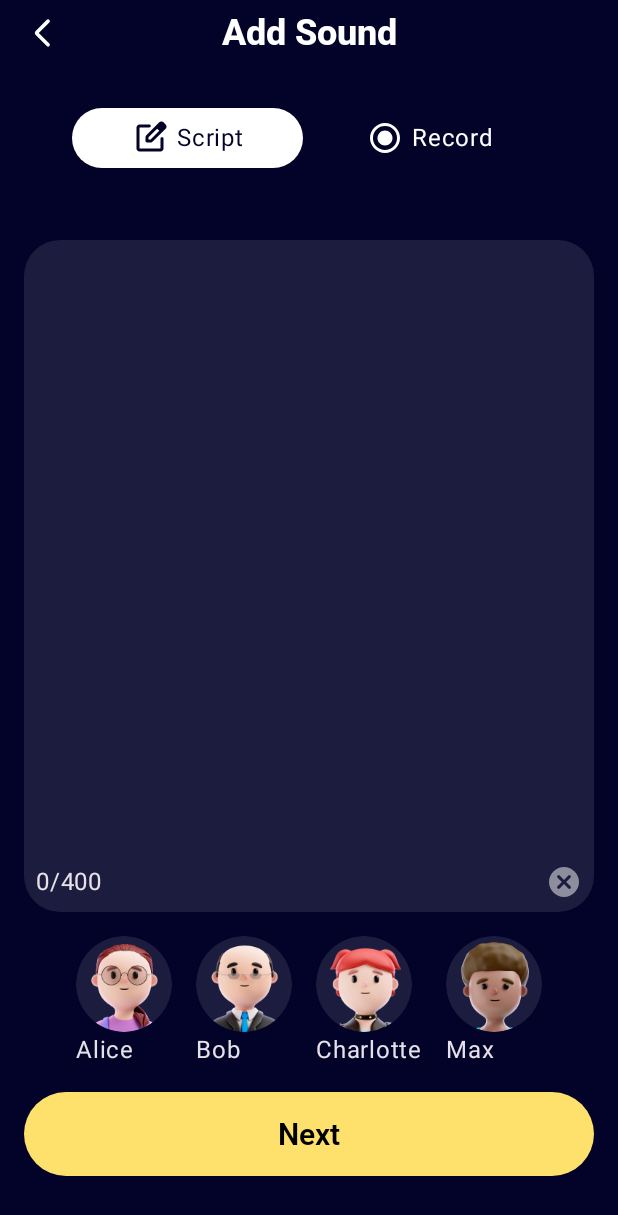
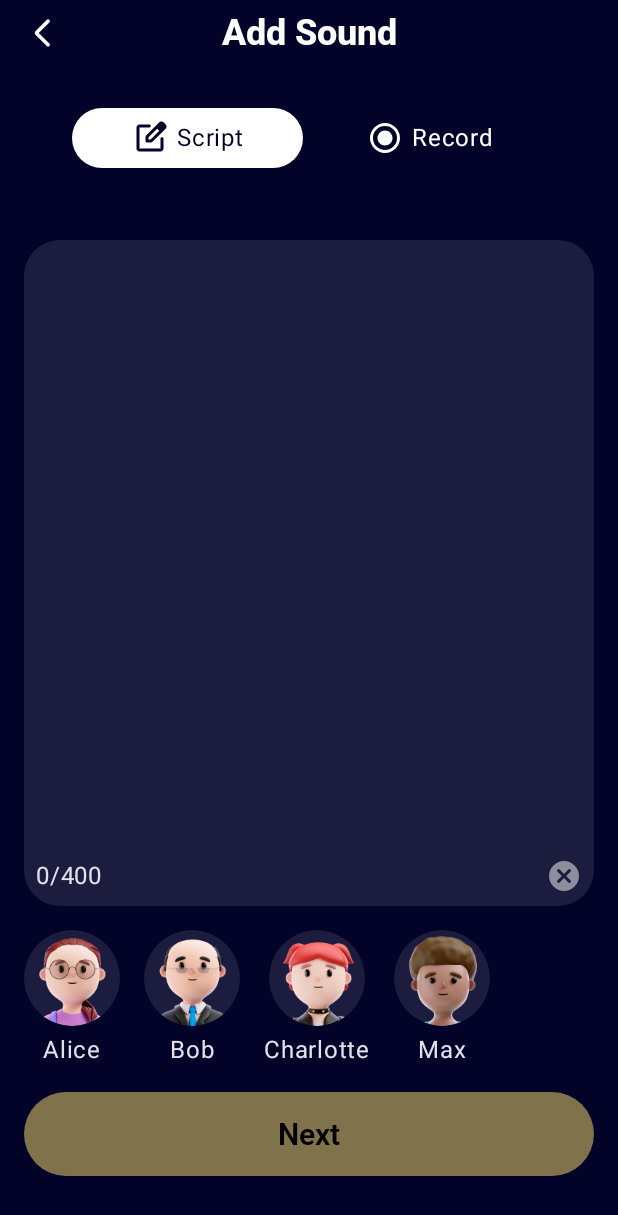
Before and after one commit to muratov-dev/HumanAIProject, an Android app built with Jetpack Compose: the composable AddSoundContent shown on its own in the app's theme, on a phone screen of 412 x 824 dp. Shown: the top 1215 px of the screen. Run offline under Robolectric (Android 15) with nearby library versions, the phone set to English and light mode, and no system bars.

Commit message:
feat: Implement message controls and voice selection

```diff
--- a/app/src/main/AndroidManifest.xml
+++ b/app/src/main/AndroidManifest.xml
@@ -28,7 +28,6 @@
         <activity
             android:name=".app.MainActivity"
             android:exported="true"
-            android:windowSoftInputMode="adjustResize"
             android:screenOrientation="portrait"
             android:theme="@style/Theme.HumanAIProject">
             <intent-filter>
--- a/app/src/main/java/me/yeahapps/talkingphoto/features/generating/ui/screen/AddSoundScreen.kt
+++ b/app/src/main/java/me/yeahapps/talkingphoto/features/generating/ui/screen/AddSoundScreen.kt
@@ -8,10 +8,11 @@ import androidx.activity.compose.rememberLauncherForActivityResult
 import androidx.activity.result.contract.ActivityResultContracts
 import androidx.compose.foundation.Image
 import androidx.compose.foundation.background
+import androidx.compose.foundation.border
+import androidx.compose.foundation.clickable
 import androidx.compose.foundation.layout.Arrangement
 import androidx.compose.foundation.layout.Box
 import androidx.compose.foundation.layout.Column
-import androidx.compose.foundation.layout.PaddingValues
 import androidx.compose.foundation.layout.Row
 import androidx.compose.foundation.layout.Spacer
 import androidx.compose.foundation.layout.aspectRatio
@@ -20,8 +21,6 @@ import androidx.compose.foundation.layout.fillMaxWidth
 import androidx.compose.foundation.layout.imePadding
 import androidx.compose.foundation.layout.padding
 import androidx.compose.foundation.layout.size
-import androidx.compose.foundation.lazy.LazyRow
-import androidx.compose.foundation.lazy.items
 import androidx.compose.foundation.shape.CircleShape
 import androidx.compose.foundation.shape.RoundedCornerShape
 import androidx.compose.foundation.text.BasicTextField
@@ -60,6 +59,7 @@ import me.yeahapps.talkingphoto.core.ui.component.topbar.HumanAISecondaryTopBar
 import me.yeahapps.talkingphoto.core.ui.theme.HumanAITheme
 import me.yeahapps.talkingphoto.core.ui.utils.collectFlowWithLifecycle
 import me.yeahapps.talkingphoto.core.ui.utils.formatMillisecondsToMmSs
+import me.yeahapps.talkingphoto.core.ui.utils.thenIf
 import me.yeahapps.talkingphoto.core.ui.utils.toPainter
 import me.yeahapps.talkingphoto.features.generating.ui.action.AddSoundAction
 import me.yeahapps.talkingphoto.features.generating.ui.component.SoundControlsIconButton
@@ -185,7 +185,11 @@ private fun AddSoundContent(
             if (selectedIndex == 0) {
                 MessageControls(
                     message = state.userMessage,
-                    onMessageChange = { onEvent(AddSoundEvent.OnMessageChanged(it.take(400))) })
+                    selectedVoice = state.selectedVoice,
+                    onMessageChange = { onEvent(AddSoundEvent.OnMessageChanged(it.take(400))) },
+                    onClearMessage = { onEvent(AddSoundEvent.ClearMessageField) },
+                    onVoiceSelect = { onEvent(AddSoundEvent.OnVoiceSelect(it)) },
+                    onDone = { onEvent(AddSoundEvent.StartGenerating) })
             } else {
                 SoundRecordControls(
                     audioDuration = state.audioDuration,
@@ -206,8 +210,10 @@ private fun AddSoundContent(
 private fun MessageControls(
     modifier: Modifier = Modifier,
     message: String = "",
+    selectedVoice: Int? = null,
     onMessageChange: (String) -> Unit = {},
     onClearMessage: () -> Unit = {},
+    onVoiceSelect: (Int) -> Unit = {},
     onDone: () -> Unit = {}
 ) {
     val voices = listOf(
@@ -236,22 +242,34 @@ private fun MessageControls(
             )
             Row(modifier = Modifier.fillMaxWidth(), horizontalArrangement = Arrangement.SpaceBetween) {
                 Text(text = "${message.length}/400")
-                HumanAIIconButton(icon = R.drawable.ic_cancel_circle, modifier = Modifier.alpha(0.5f))
+                HumanAIIconButton(
+                    icon = R.drawable.ic_cancel_circle, onClick = onClearMessage, modifier = Modifier.alpha(0.5f)
+                )
             }
         }
         Spacer(Modifier.size(16.dp))
-        LazyRow(
-            horizontalArrangement = Arrangement.spacedBy(16.dp), contentPadding = PaddingValues(horizontal = 16.dp)
+        Row(
+            horizontalArrangement = Arrangement.spacedBy(16.dp),
+            modifier = Modifier
+                .fillMaxWidth()
+                .padding(horizontal = 16.dp)
         ) {
-            items(voices) { voice ->
-                Column {
+            voices.forEachIndexed { index, voice ->
+                Column(
+                    modifier = Modifier.clickable(
+                        interactionSource = null, indication = null, onClick = { onVoiceSelect(index) }),
+                    verticalArrangement = Arrangement.spacedBy(4.dp),
+                    horizontalAlignment = Alignment.CenterHorizontally
+                ) {
                     Image(
                         painter = painterResource(voice.first),
                         contentDescription = null,
                         modifier = Modifier
                             .size(64.dp)
                             .clip(CircleShape)
-                    )
+                            .thenIf(selectedVoice == index) {
+                                border(2.dp, HumanAITheme.colors.buttonPrimaryDefault, CircleShape)
+                            })
                     Text(text = voice.second)
                 }
             }
@@ -259,7 +277,8 @@ private fun MessageControls(
         Spacer(Modifier.size(16.dp))
         HumanAIPrimaryButton(
             centerContent = stringResource(R.string.common_next),
-            onClick = {},
+            enabled = selectedVoice != null && message.isNotBlank(),
+            onClick = onDone,
             modifier = Modifier
                 .padding(horizontal = 16.dp)
                 .fillMaxWidth()
--- a/app/src/main/java/me/yeahapps/talkingphoto/features/generating/ui/state/AddSoundState.kt
+++ b/app/src/main/java/me/yeahapps/talkingphoto/features/generating/ui/state/AddSoundState.kt
@@ -7,6 +7,7 @@ data class AddSoundState(
     val isPlaying: Boolean = false,
     val audioDuration: Long = 0L,
     val userMessage: String = "",
+    val selectedVoice: Int? = null,
     val userImageUri: Uri? = null,
     val userAudioUri: Uri? = null,
 )
--- a/app/src/main/java/me/yeahapps/talkingphoto/features/generating/ui/viewmodel/AddSoundViewModel.kt
+++ b/app/src/main/java/me/yeahapps/talkingphoto/features/generating/ui/viewmodel/AddSoundViewModel.kt
@@ -42,6 +42,8 @@ class AddSoundViewModel @Inject constructor(
 
             is AddSoundEvent.OnMessageChanged -> updateMessage(viewEvent.message)
             AddSoundEvent.ClearMessageField -> updateMessage("")
+
+            is AddSoundEvent.OnVoiceSelect -> updateViewState { copy(selectedVoice = viewEvent.voiceId) }
         }
     }
 
```
Also changed, not shown: app/src/main/java/me/yeahapps/talkingphoto/core/ui/utils/Then.kt (added, +33 -0 lines), app/src/main/java/me/yeahapps/talkingphoto/features/generating/ui/event/AddSoundEvent.kt (+9 -7 lines).
